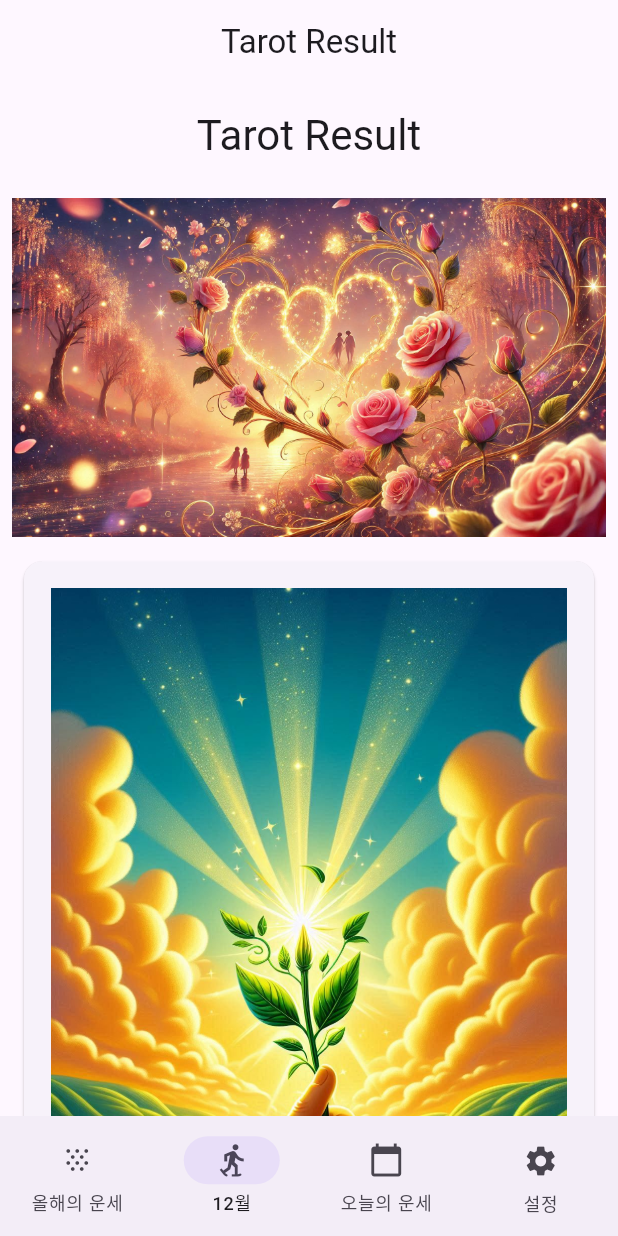
After one commit to izowooi/mystic-cocoa, a Flutter app: the screen it shows after launch, item 2 of the bottom bar chosen, on a phone screen of 412 x 824 dp. The commit adds this screen. Run offline on Flutter 3.47's test engine with Material 3 defaults, Android fonts, the phone set to English and light mode, and no system bars; our stand-ins replace flutter_riverpod.

Commit message:
결과 위젯 최초 추가

```diff
--- a/flutter_proj/lib/main.dart
+++ b/flutter_proj/lib/main.dart
@@ -3,6 +3,7 @@ import 'package:flutter/material.dart';
 import 'package:flutter/services.dart';
 import 'package:flutter_riverpod/flutter_riverpod.dart';
 import 'package:flutter_proj/widget/monthly_widget.dart';
+import 'package:flutter_proj/widget/tarot_result_widget.dart';
 
 final navigationIndexProvider = StateProvider<int>((ref) {
   return 0;
@@ -25,6 +26,28 @@ class MainApp extends ConsumerWidget {
   Widget build(BuildContext context, WidgetRef ref) {
     final currentPageIndex = ref.watch(navigationIndexProvider);
 
+    var tarotList = [
+        TarotCardData(
+          imagePath: 'assets/images/01.jpeg',
+          title: 'The Fool',
+          content: 'This card represents new beginnings and potential.',
+        ),
+        TarotCardData(
+          imagePath: 'assets/images/01.jpeg',
+          title: 'The Magician',
+          content: 'This card signifies power and resourcefulness.',
+        ),
+        TarotCardData(
+          imagePath: 'assets/images/01.jpeg',
+          title: 'The High Priestess',
+          content: 'This card stands for wisdom and intuition.',
+        ),
+        TarotCardData(
+          imagePath: 'assets/images/01.jpeg',
+          title: 'The Empress',
+          content: 'This card symbolizes abundance and nurturing.',
+        ),
+      ];
       return MaterialApp(
       home: Scaffold(
         bottomNavigationBar: NavigationBar(
@@ -36,13 +59,17 @@ class MainApp extends ConsumerWidget {
         ],
         selectedIndex: currentPageIndex,
         onDestinationSelected: (index) {
+          ref.read(navigationIndexProvider.notifier).state = index;
         },
         ),
         body: IndexedStack(
           index: currentPageIndex,
           children: [
             MonthlyWidget(),
-            MonthlyWidget(),
+            TarotResultWidget(
+              title: 'Tarot Result',
+              cardDataList: tarotList,
+            ),
             MonthlyWidget(),
             MonthlyWidget(),
           ],
--- /dev/null
+++ b/flutter_proj/lib/widget/tarot_result_widget.dart
@@ -0,0 +1,105 @@
+import 'package:flutter/material.dart';
+
+class TarotResultWidget extends StatelessWidget {
+  final String title; // 결과 화면의 제목
+  final List<TarotCardData> cardDataList; // 사용자가 고른 카드 데이터 리스트
+
+  const TarotResultWidget({
+    required this.title,
+    required this.cardDataList,
+    Key? key,
+  }) : super(key: key);
+
+  @override
+  Widget build(BuildContext context) {
+    return Scaffold(
+      appBar: AppBar(
+        title: Text("Tarot Result"),
+        centerTitle: true,
+      ),
+      body: SingleChildScrollView(
+        child: Column(
+          crossAxisAlignment: CrossAxisAlignment.center,
+          children: [
+            // 상단 제목
+            Padding(
+              padding: const EdgeInsets.all(16.0),
+              child: Text(
+                title,
+                style: Theme.of(context).textTheme.headlineMedium,
+                textAlign: TextAlign.center,
+              ),
+            ),
+            Padding(
+              padding: const EdgeInsets.all(8.0),
+              child: Image.asset('assets/images/love.jpeg',
+              fit: BoxFit.cover,
+              ),
+            ),
+
+            // 사용자가 고른 카드 설명
+            ...cardDataList.map((cardData) => TarotCardDescription(data: cardData)).toList(),
+          ],
+        ),
+      ),
+    );
+  }
+}
+
+class TarotCardDescription extends StatelessWidget {
+  final TarotCardData data;
+
+  const TarotCardDescription({
+    required this.data,
+    Key? key,
+  }) : super(key: key);
+
+  @override
+  Widget build(BuildContext context) {
+    return Card(
+      margin: const EdgeInsets.symmetric(vertical: 8.0, horizontal: 16.0),
+      child: Padding(
+        padding: const EdgeInsets.all(16.0),
+        child: Column(
+          crossAxisAlignment: CrossAxisAlignment.start,
+          children: [
+            // 카드 이미지
+            Padding(
+              padding: const EdgeInsets.all(2.0),
+              child: Image.asset(data.imagePath,
+              fit: BoxFit.cover,),
+            ),
+
+            const SizedBox(height: 8.0),
+
+            // 카드 제목
+            Text(
+              data.title,
+              style: Theme.of(context).textTheme.titleMedium,
+            ),
+
+            const SizedBox(height: 8.0),
+
+            // 카드 내용
+            Text(
+              data.content,
+              style: Theme.of(context).textTheme.bodyMedium,
+            ),
+          ],
+        ),
+      ),
+    );
+  }
+}
+
+class TarotCardData {
+  final String imagePath;
+  final String title;
+  final String content;
+
+  TarotCardData({
+    required this.imagePath,
+    required this.title,
+    required this.content,
+  });
+}
--- a/flutter_proj/pubspec.yaml
+++ b/flutter_proj/pubspec.yaml
@@ -62,6 +62,10 @@ flutter:
   # To add assets to your application, add an assets section, like this:
   assets:
     - assets/images/01.jpeg
+    - assets/images/career.jpeg
+    - assets/images/financial.jpeg
+    - assets/images/health.jpeg
+    - assets/images/love.jpeg
 
   # An image asset can refer to one or more resolution-specific "variants", see
   # https://flutter.dev/to/resolution-aware-images
```
Also changed, not shown: flutter_proj/assets/01.jpeg (deleted), flutter_proj/assets/images/career.jpeg (added), flutter_proj/assets/images/financial.jpeg (added), flutter_proj/assets/images/health.jpeg (added), flutter_proj/assets/images/love.jpeg (added).
